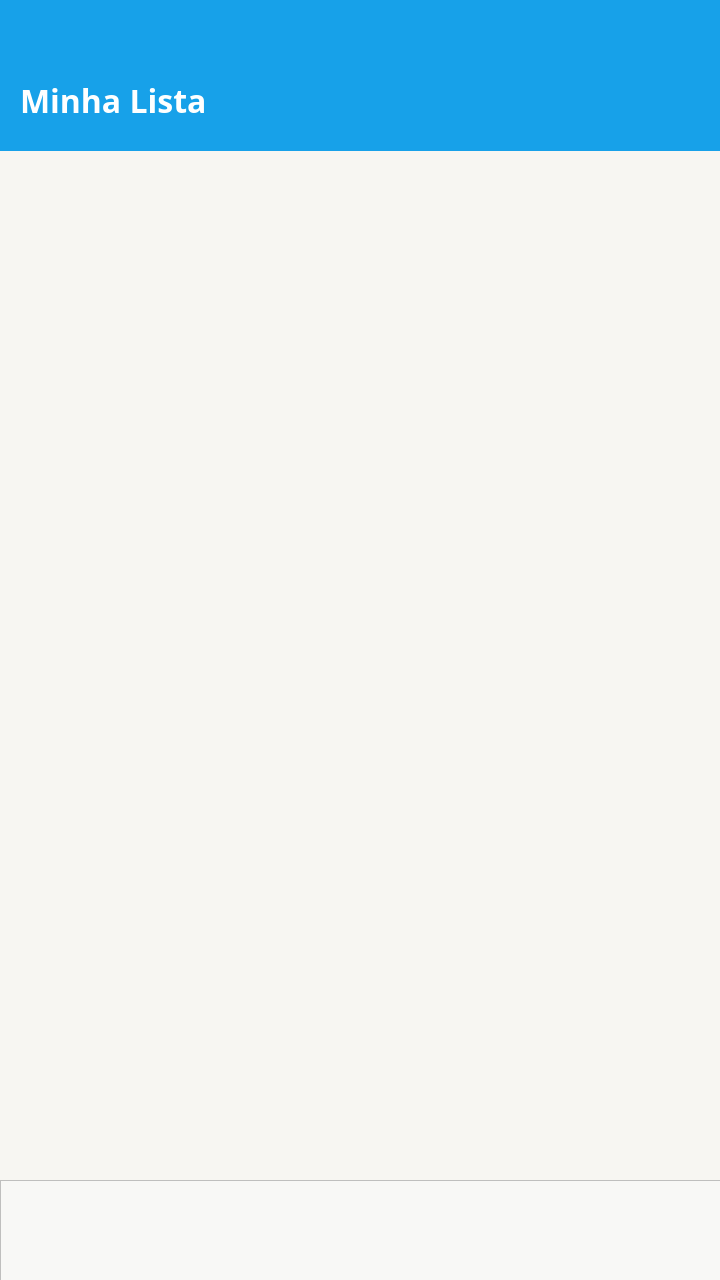
The window that widget.ui (AlexFerraro/ListaDeCompras) describes before a commit, drawn with Qt 5.
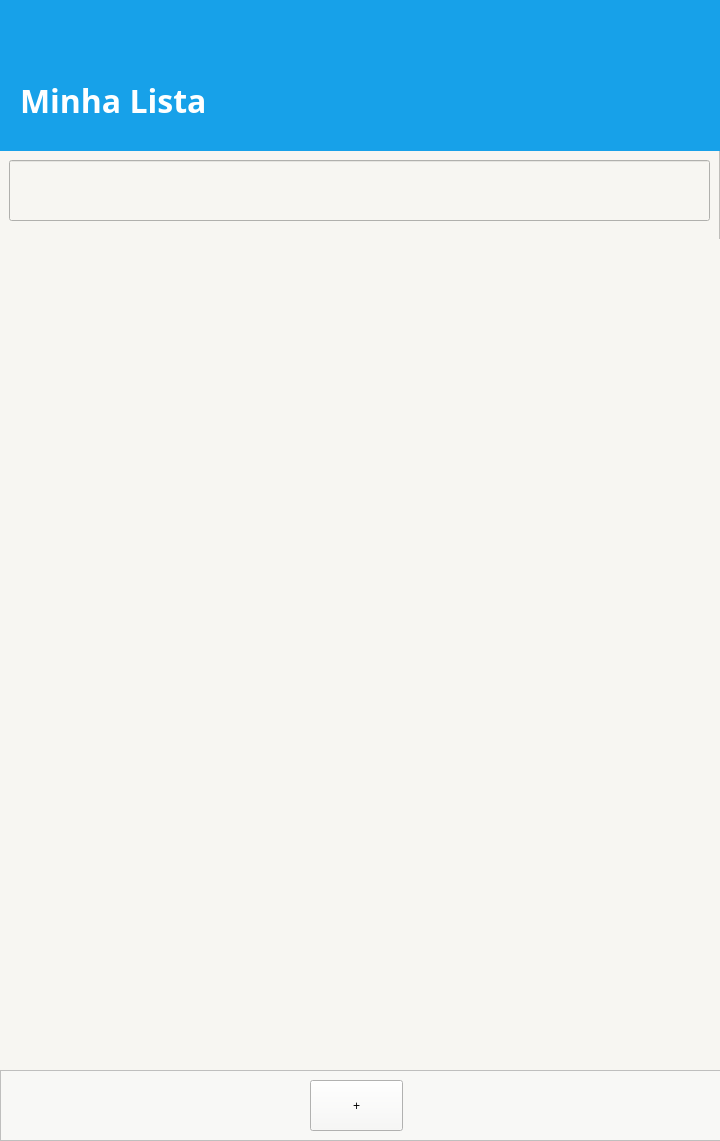
The same window after the commit.

```diff
--- a/widget.ui
+++ b/widget.ui
@@ -10,7 +10,7 @@
     <x>0</x>
     <y>0</y>
     <width>720</width>
-    <height>1280</height>
+    <height>1141</height>
    </rect>
   </property>
   <property name="sizePolicy">
@@ -28,7 +28,7 @@
      <x>-1</x>
      <y>149</y>
      <width>721</width>
-     <height>1031</height>
+     <height>921</height>
     </rect>
    </property>
    <property name="styleSheet">
@@ -44,32 +44,23 @@
     <property name="geometry">
      <rect>
       <x>0</x>
-      <y>0</y>
+      <y>90</y>
       <width>721</width>
-      <height>1031</height>
+      <height>831</height>
      </rect>
     </property>
     <layout class="QVBoxLayout" name="verticalLayout_2"/>
    </widget>
-  </widget>
-  <widget class="QFrame" name="frame_2">
-   <property name="geometry">
-    <rect>
-     <x>0</x>
-     <y>1180</y>
-     <width>721</width>
-     <height>101</height>
-    </rect>
-   </property>
-   <property name="styleSheet">
-    <string notr="true">background-color:rgb(248, 248, 246);</string>
-   </property>
-   <property name="frameShape">
-    <enum>QFrame::StyledPanel</enum>
-   </property>
-   <property name="frameShadow">
-    <enum>QFrame::Raised</enum>
-   </property>
+   <widget class="QLineEdit" name="lineEdit">
+    <property name="geometry">
+     <rect>
+      <x>10</x>
+      <y>11</y>
+      <width>701</width>
+      <height>61</height>
+     </rect>
+    </property>
+   </widget>
   </widget>
   <widget class="QFrame" name="TopFrame">
    <property name="geometry">
@@ -108,6 +99,38 @@
     </property>
    </widget>
   </widget>
+  <widget class="QFrame" name="frame_2">
+   <property name="geometry">
+    <rect>
+     <x>0</x>
+     <y>1070</y>
+     <width>721</width>
+     <height>71</height>
+    </rect>
+   </property>
+   <property name="styleSheet">
+    <string notr="true">background-color:rgb(248, 248, 246);</string>
+   </property>
+   <property name="frameShape">
+    <enum>QFrame::StyledPanel</enum>
+   </property>
+   <property name="frameShadow">
+    <enum>QFrame::Raised</enum>
+   </property>
+   <widget class="QPushButton" name="ProductADDpushButton">
+    <property name="geometry">
+     <rect>
+      <x>310</x>
+      <y>10</y>
+      <width>93</width>
+      <height>51</height>
+     </rect>
+    </property>
+    <property name="text">
+     <string>+</string>
+    </property>
+   </widget>
+  </widget>
  </widget>
  <resources/>
  <connections/>
```
